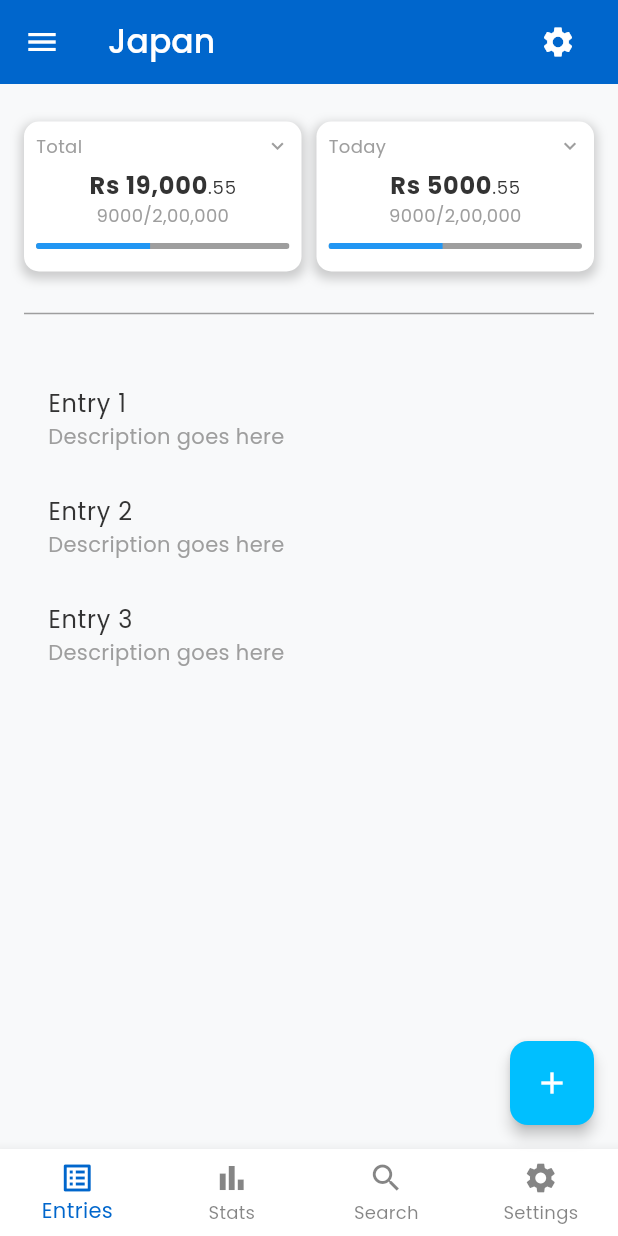
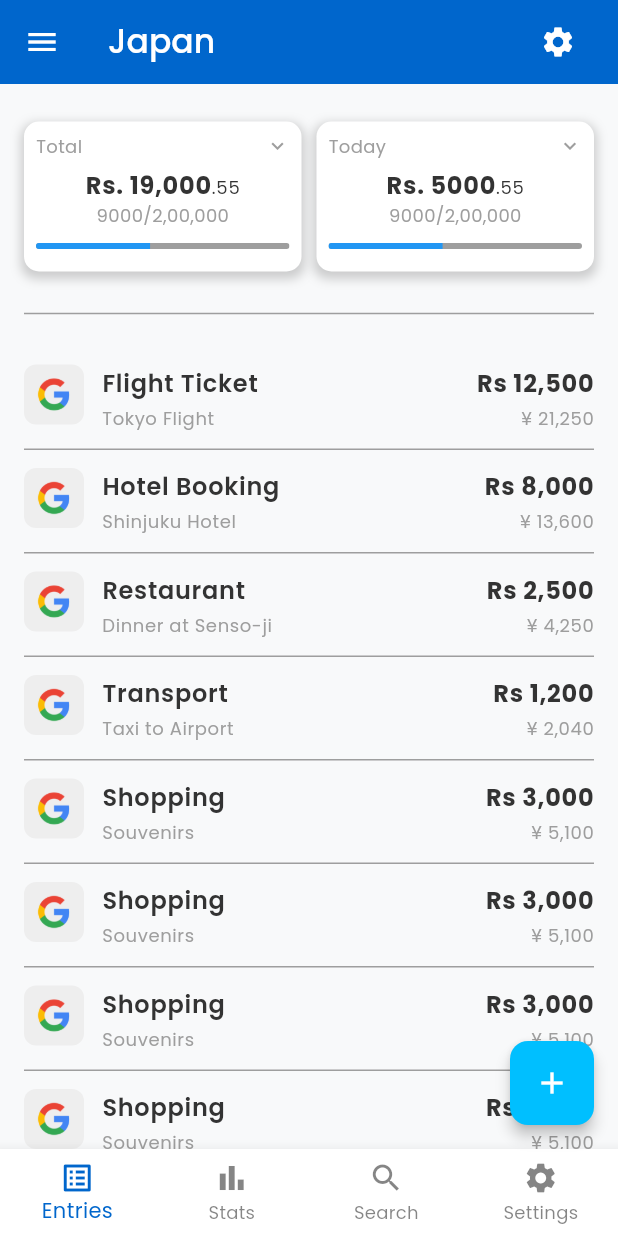
Before and after one commit to shubham1295/triptrack, a Flutter app: the HomeScreen screen opened directly, on a phone screen of 412 x 824 dp. Run offline on Flutter 3.47's test engine with Material 3 defaults, Android fonts, the phone set to English and light mode, and no system bars; our stand-ins replace google_fonts.

Commit message:
#6 Add EntryItem widget and update entries list UI
Introduced a reusable EntryItem widget for displaying entry details with image, name, description, amount, and converted amount. Updated EntriesScreen to use EntryItem instead of ListTile, improving the visual presentation and consistency of the entries list. #6

```diff
--- a/lib/screens/entries_screen.dart
+++ b/lib/screens/entries_screen.dart
@@ -1,4 +1,5 @@
 import 'package:flutter/material.dart';
+import 'package:triptrack/widgets/entry_item.dart';
 
 class EntriesScreen extends StatefulWidget {
   const EntriesScreen({super.key});
@@ -168,7 +169,7 @@ class _EntriesScreenState extends State<EntriesScreen> {
                     _buildSummaryCard(
                       context: context,
                       title: 'Total',
-                      amount: 'Rs 19,000',
+                      amount: 'Rs. 19,000',
                       budget: '9000/2,00,000',
                       progressValue: 0.45,
                     ),
@@ -184,7 +185,7 @@ class _EntriesScreenState extends State<EntriesScreen> {
                     _buildSummaryCard(
                       context: context,
                       title: 'Today',
-                      amount: 'Rs 5000',
+                      amount: 'Rs. 5000',
                       budget: '9000/2,00,000',
                       progressValue: 0.45,
                     ),
@@ -198,19 +199,113 @@ class _EntriesScreenState extends State<EntriesScreen> {
         const SizedBox(height: 10),
         Expanded(
           child: ListView(
-            padding: const EdgeInsets.all(16.0),
-            children: const [
-              ListTile(
-                title: Text('Entry 1'),
-                subtitle: Text('Description goes here'),
+            padding: const EdgeInsets.only(top: 0, bottom: 96),
+            children: [
+              const SizedBox(height: 4),
+              EntryItem(
+                imagePath: 'assets/images/google_logo.png',
+                name: 'Flight Ticket',
+                description: 'Tokyo Flight',
+                amount: 'Rs 12,500',
+                convertedAmount: '¥ 21,250',
               ),
-              ListTile(
-                title: Text('Entry 2'),
-                subtitle: Text('Description goes here'),
+              EntryItem(
+                imagePath: 'assets/images/google_logo.png',
+                name: 'Hotel Booking',
+                description: 'Shinjuku Hotel',
+                amount: 'Rs 8,000',
+                convertedAmount: '¥ 13,600',
               ),
-              ListTile(
-                title: Text('Entry 3'),
-                subtitle: Text('Description goes here'),
+              EntryItem(
+                imagePath: 'assets/images/google_logo.png',
+                name: 'Restaurant',
+                description: 'Dinner at Senso-ji',
+                amount: 'Rs 2,500',
+                convertedAmount: '¥ 4,250',
+              ),
+              EntryItem(
+                imagePath: 'assets/images/google_logo.png',
+                name: 'Transport',
+                description: 'Taxi to Airport',
+                amount: 'Rs 1,200',
+                convertedAmount: '¥ 2,040',
+              ),
+              EntryItem(
+                imagePath: 'assets/images/google_logo.png',
+                name: 'Shopping',
+                description: 'Souvenirs',
+                amount: 'Rs 3,000',
+                convertedAmount: '¥ 5,100',
+              ),
+              EntryItem(
+                imagePath: 'assets/images/google_logo.png',
+                name: 'Shopping',
+                description: 'Souvenirs',
+                amount: 'Rs 3,000',
+                convertedAmount: '¥ 5,100',
+              ),
+              EntryItem(
+                imagePath: 'assets/images/google_logo.png',
+                name: 'Shopping',
+                description: 'Souvenirs',
+                amount: 'Rs 3,000',
+                convertedAmount: '¥ 5,100',
+              ),
+              EntryItem(
+                imagePath: 'assets/images/google_logo.png',
+                name: 'Shopping',
+                description: 'Souvenirs',
+                amount: 'Rs 3,000',
+                convertedAmount: '¥ 5,100',
+              ),
+              EntryItem(
+                imagePath: 'assets/images/google_logo.png',
+                name: 'Shopping',
+                description: 'Souvenirs',
+                amount: 'Rs 3,000',
+                convertedAmount: '¥ 5,100',
+              ),
+              EntryItem(
+                imagePath: 'assets/images/google_logo.png',
+                name: 'Shopping',
+                description: 'Souvenirs',
+                amount: 'Rs 3,000',
+                convertedAmount: '¥ 5,100',
+              ),
+              EntryItem(
+                imagePath: 'assets/images/google_logo.png',
+                name: 'Shopping',
+                description: 'Souvenirs',
+                amount: 'Rs 3,000',
+                convertedAmount: '¥ 5,100',
+              ),
+              EntryItem(
+                imagePath: 'assets/images/google_logo.png',
+                name: 'Shopping',
+                description: 'Souvenirs',
+                amount: 'Rs 3,000',
+                convertedAmount: '¥ 5,100',
+              ),
+              EntryItem(
+                imagePath: 'assets/images/google_logo.png',
+                name: 'Shopping',
+                description: 'Souvenirs',
+                amount: 'Rs 3,000',
+                convertedAmount: '¥ 5,100',
+              ),
+              EntryItem(
+                imagePath: 'assets/images/google_logo.png',
+                name: 'Shopping',
+                description: 'Souvenirs',
+                amount: 'Rs 3,000',
+                convertedAmount: '¥ 5,100',
+              ),
+              EntryItem(
+                imagePath: 'assets/images/google_logo.png',
+                name: 'Shopping',
+                description: 'Souvenirs',
+                amount: 'Rs 3,000',
+                convertedAmount: '¥ 5,100',
               ),
             ],
           ),
--- /dev/null
+++ b/lib/widgets/entry_item.dart
@@ -0,0 +1,123 @@
+import 'package:flutter/material.dart';
+
+class EntryItem extends StatelessWidget {
+  final String imagePath;
+  final String name;
+  final String description;
+  final String amount;
+  final String convertedAmount;
+  final VoidCallback? onTap;
+
+  const EntryItem({
+    super.key,
+    required this.imagePath,
+    required this.name,
+    required this.description,
+    required this.amount,
+    this.onTap,
+    required this.convertedAmount,
+  });
+
+  // Note: conversion is currently hardcoded below. Replace with dynamic logic later.
+
+  @override
+  Widget build(BuildContext context) {
+    return Column(
+      children: [
+        InkWell(
+          onTap: onTap,
+          child: Padding(
+            padding: const EdgeInsets.symmetric(
+              horizontal: 16.0,
+              vertical: 12.0,
+            ),
+            child: Row(
+              crossAxisAlignment: CrossAxisAlignment.start,
+              children: [
+                // Image on the left
+                Container(
+                  width: 40,
+                  height: 40,
+                  decoration: BoxDecoration(
+                    borderRadius: BorderRadius.circular(8),
+                    color: Colors.grey[200],
+                  ),
+                  child: ClipRRect(
+                    borderRadius: BorderRadius.circular(8),
+                    child: Image.asset(
+                      imagePath,
+                      fit: BoxFit.cover,
+                      errorBuilder: (context, error, stackTrace) {
+                        return Container(
+                          color: Colors.grey[300],
+                          child: Icon(
+                            Icons.image_not_supported,
+                            color: Colors.grey[600],
+                          ),
+                        );
+                      },
+                    ),
+                  ),
+                ),
+                const SizedBox(width: 12),
+                Expanded(
+                  child: Column(
+                    crossAxisAlignment: CrossAxisAlignment.start,
+                    mainAxisAlignment: MainAxisAlignment.center,
+                    children: [
+                      Text(
+                        name,
+                        style: Theme.of(context).textTheme.bodyLarge?.copyWith(
+                          fontWeight: FontWeight.w600,
+                        ),
+                        maxLines: 1,
+                        overflow: TextOverflow.ellipsis,
+                      ),
+                      const SizedBox(height: 4),
+                      Text(
+                        description,
+                        style: Theme.of(
+                          context,
+                        ).textTheme.bodySmall?.copyWith(color: Colors.grey),
+                        maxLines: 1,
+                        overflow: TextOverflow.ellipsis,
+                      ),
+                    ],
+                  ),
+                ),
+                const SizedBox(width: 12),
+                // Amount and converted amount (yen) on the right
+                Column(
+                  crossAxisAlignment: CrossAxisAlignment.end,
+                  mainAxisAlignment: MainAxisAlignment.center,
+                  children: [
+                    Text(
+                      amount,
+                      style: Theme.of(context).textTheme.bodyLarge?.copyWith(
+                        fontWeight: FontWeight.bold,
+                      ),
+                    ),
+                    const SizedBox(height: 4),
+                    if (convertedAmount.isNotEmpty)
+                      Text(
+                        convertedAmount,
+                        style: Theme.of(
+                          context,
+                        ).textTheme.bodySmall?.copyWith(color: Colors.grey),
+                      ),
+                  ],
+                ),
+              ],
+            ),
+          ),
+        ),
+        const Divider(
+          indent: 16.0,
+          endIndent: 16.0,
+          color: Colors.grey,
+          height: 1,
+        ),
+      ],
+    );
+  }
+}
```
